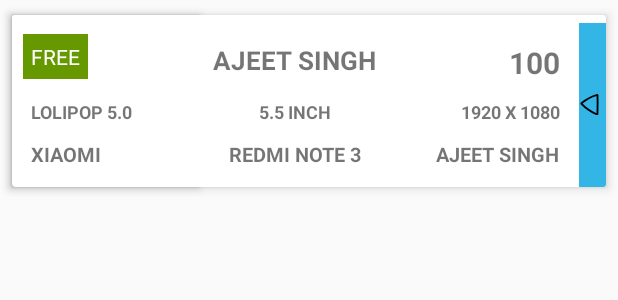
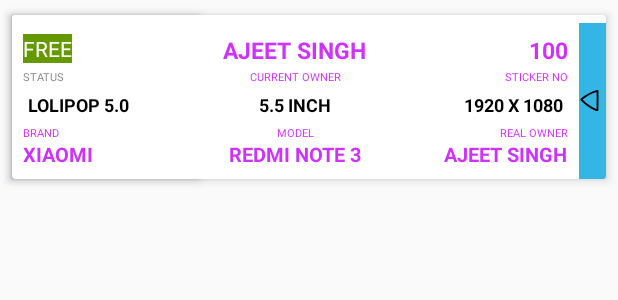
Before and after one commit to ajeet5zx/ShareMyDevice, an Android app: the layout android_list_item.xml on its own in the app's theme, with its tools: preview values and no code run, on a phone screen of 412 x 824 dp. Shown: the top 300 px of the screen. Run offline under Robolectric (Android 15) with nearby library versions, the phone set to English and light mode, and no system bars; plain views replace SwipeLayout.

Commit message:
UI modification and optimizations

```diff
--- a/app/src/main/java/com/singhnextjuggernaut/ajeetkumar/sharemydevice/AddDevices.java
+++ b/app/src/main/java/com/singhnextjuggernaut/ajeetkumar/sharemydevice/AddDevices.java
@@ -176,6 +176,7 @@ public class AddDevices extends AppCompatActivity {
 
                             Intent intent = new Intent(AddDevices.this, HomeActivity.class);
                             startActivity(intent);
+                            finish();
                         }
                     }, 1700);
                     //
--- a/app/src/main/java/com/singhnextjuggernaut/ajeetkumar/sharemydevice/HomeActivity.java
+++ b/app/src/main/java/com/singhnextjuggernaut/ajeetkumar/sharemydevice/HomeActivity.java
@@ -167,6 +167,7 @@ public class HomeActivity extends AppCompatActivity {
                 menu_profile.setOnClickListener(new View.OnClickListener() {
                     public void onClick(View v) {
                         Intent intent = new Intent(HomeActivity.this, profile.class);
+                        popupSort.dismiss();
                         startActivity(intent);
                     }
                 });
@@ -179,6 +180,7 @@ public class HomeActivity extends AppCompatActivity {
                 menu_android.setOnClickListener(new View.OnClickListener() {
                     public void onClick(View v) {
                         Intent intent = new Intent(HomeActivity.this, MyAndroidDevices.class);
+                        popupSort.dismiss();
                         startActivity(intent);
                     }
                 });
@@ -191,6 +193,7 @@ public class HomeActivity extends AppCompatActivity {
                 menu_about.setOnClickListener(new View.OnClickListener() {
                     public void onClick(View v) {
                         Intent intent = new Intent(HomeActivity.this, AboutSection.class);
+                        popupSort.dismiss();
                         startActivity(intent);
                     }
                 });
@@ -365,4 +368,5 @@ public class HomeActivity extends AppCompatActivity {
         super.onBackPressed();
         finish();
     }
+
 }
--- a/app/src/main/java/com/singhnextjuggernaut/ajeetkumar/sharemydevice/MainActivity.java
+++ b/app/src/main/java/com/singhnextjuggernaut/ajeetkumar/sharemydevice/MainActivity.java
@@ -39,6 +39,7 @@ public class MainActivity extends AppCompatActivity {
                 CommonData.updateFCMToken(FirebaseInstanceId.getInstance().getToken());
                 Intent intent = new Intent(MainActivity.this, com.singhnextjuggernaut.ajeetkumar.sharemydevice.register.class);
                 startActivity(intent);
+                finish();
 
             }
         });
--- a/app/src/main/java/com/singhnextjuggernaut/ajeetkumar/sharemydevice/MyAndroidDevices.java
+++ b/app/src/main/java/com/singhnextjuggernaut/ajeetkumar/sharemydevice/MyAndroidDevices.java
@@ -39,6 +39,7 @@ public class MyAndroidDevices extends AppCompatActivity {
 
     @Override
     protected void onCreate(Bundle savedInstanceState) {
+
         super.onCreate(savedInstanceState);
         setContentView(R.layout.activity_my_android_devices);
         adddevice = findViewById(R.id.android_add_button);
@@ -52,7 +53,7 @@ public class MyAndroidDevices extends AppCompatActivity {
         linearLayout = findViewById(R.id.my_android_devices);
         RecyclerView recyclerView = findViewById(R.id.my_android_devices_recycler);
 
-
+        // autologin();
         mSwipeRefreshLayout = findViewById(R.id.swipeToRefresh);
         mSwipeRefreshLayout.setOnRefreshListener(new SwipeRefreshLayout.OnRefreshListener() {
             public void onRefresh() {
--- a/app/src/main/java/com/singhnextjuggernaut/ajeetkumar/sharemydevice/MyAndroidDevicesAdapter.java
+++ b/app/src/main/java/com/singhnextjuggernaut/ajeetkumar/sharemydevice/MyAndroidDevicesAdapter.java
@@ -83,6 +83,7 @@ public class MyAndroidDevicesAdapter extends RecyclerView.Adapter<MyAndroidDevic
             holder.change_device_status.setChecked(false);
 
         }
+
         holder.tv_status.setText(status);
         //holder.tv_owner_name.setText(""+ ((AbstractMap<String,String>) device.getOwnerId()).get("name"));
         holder.tv_sticker_no.setText("" + device.getStickerNo());
@@ -91,11 +92,13 @@ public class MyAndroidDevicesAdapter extends RecyclerView.Adapter<MyAndroidDevic
         holder.tv_resolution.setText("" + device.getResolution());
         holder.tv_brand_name.setText("" + device.getBrand());
         holder.tv_model_name.setText("" + device.getModel());
+        holder.status_message.setText("Change status");
 
 
         holder.change_device_status.setOnCheckedChangeListener(new CompoundButton.OnCheckedChangeListener() {
             @Override
             public void onCheckedChanged(CompoundButton cb, boolean on) {
+                String status;
                 if (on) {
                     DeviceData deviceData = new DeviceData();
                     deviceData.setId(device.getId());
@@ -105,8 +108,14 @@ public class MyAndroidDevicesAdapter extends RecyclerView.Adapter<MyAndroidDevic
                     Snackbar snackbar = Snackbar
                             .make(linearLayout, "Device marked as FREE", Snackbar.LENGTH_LONG);
                     View snackbar_view = snackbar.getView();
-                    snackbar_view.setBackgroundResource(R.color.grey);
+                    snackbar_view.setBackgroundResource(R.color.green);
                     snackbar.show();
+
+                    status = "FREE";
+                    holder.tv_status.setBackgroundResource(R.color.green);
+                    holder.tv_status.setText(status);
+
+
                 } else {
 
                     DeviceData deviceData = new DeviceData();
@@ -115,10 +124,14 @@ public class MyAndroidDevicesAdapter extends RecyclerView.Adapter<MyAndroidDevic
                     deviceList.get(position).setAvailable(false);
                     changeStatus(deviceData);
                     Snackbar snackbar = Snackbar
-                            .make(linearLayout, "Device marked Not FREE", Snackbar.LENGTH_LONG);
+                            .make(linearLayout, "Device marked as BUSY", Snackbar.LENGTH_LONG);
                     View snackbar_view = snackbar.getView();
-                    snackbar_view.setBackgroundResource(R.color.grey);
+                    snackbar_view.setBackgroundResource(R.color.red);
                     snackbar.show();
+
+                    status = "NOT FREE";
+                    holder.tv_status.setText(status);
+                    holder.tv_status.setBackgroundResource(R.color.red);
                 }
                 Data data = CommonData.getRegisterationData();
                 data.setDeviceData(deviceList);
@@ -208,6 +221,7 @@ public class MyAndroidDevicesAdapter extends RecyclerView.Adapter<MyAndroidDevic
                 holder.upper_cardview.setCardBackgroundColor(mCtx.getResources().getColor(R.color.grey));
                 holder.change_device_status.setVisibility(View.GONE);
                 holder.return_button.setVisibility(View.VISIBLE);
+                holder.status_message.setText("return device!!");
                 // holder.bottom_cardview.setVisibility(View.INVISIBLE);
 //                RelativeLayout.LayoutParams parms = new RelativeLayout.LayoutParams(0,0);
 //                holder.bottom_layout.setLayoutParams(parms);
@@ -235,6 +249,7 @@ public class MyAndroidDevicesAdapter extends RecyclerView.Adapter<MyAndroidDevic
                 {
                     holder.change_device_status.setVisibility(View.GONE);
                     holder.tv_owner_name.setVisibility(View.VISIBLE);
+                    holder.status_message.setText("Message");
                     holder.tv_owner_name.setText("Your is assigned!!");
                 }
             }
@@ -253,11 +268,11 @@ public class MyAndroidDevicesAdapter extends RecyclerView.Adapter<MyAndroidDevic
             @Override
             public void onResponse(Call<ResponseMessage> call, Response<ResponseMessage> response) {
                 if (response.isSuccessful()) {
-                    Snackbar snackbar = Snackbar
-                            .make(linearLayout, "Device status changed", Snackbar.LENGTH_LONG);
-                    View snackbar_view = snackbar.getView();
-                    snackbar_view.setBackgroundResource(R.color.red);
-                    snackbar.show();
+//                    Snackbar snackbar = Snackbar
+//                            .make(linearLayout, "Device status changed", Snackbar.LENGTH_LONG);
+//                    View snackbar_view = snackbar.getView();
+//                    snackbar_view.setBackgroundResource(R.color.green);
+//                    snackbar.show();
 
                 } else {
                     Snackbar snackbar = Snackbar
@@ -277,7 +292,7 @@ public class MyAndroidDevicesAdapter extends RecyclerView.Adapter<MyAndroidDevic
 
     class ProductViewHolder extends RecyclerView.ViewHolder {
 
-        TextView tv_status, tv_owner_name, tv_sticker_no, tv_android_version, tv_screen_size, tv_resolution, tv_brand_name, tv_model_name, tv_current_owner;
+        TextView status_message, tv_status, tv_owner_name, tv_sticker_no, tv_android_version, tv_screen_size, tv_resolution, tv_brand_name, tv_model_name, tv_current_owner;
         Button return_device_button;
         CardView bottom_cardview, upper_cardview;
         LinearLayout swipe_card;
@@ -305,6 +320,7 @@ public class MyAndroidDevicesAdapter extends RecyclerView.Adapter<MyAndroidDevic
             upper_cardview = itemView.findViewById(R.id.android_list_item_cardview);
             swipe_card = itemView.findViewById(R.id.swipe_bar);
             return_button = itemView.findViewById(R.id.return_button);
+            status_message = itemView.findViewById(R.id.status_message);
 
         }
     }
--- a/app/src/main/java/com/singhnextjuggernaut/ajeetkumar/sharemydevice/register.java
+++ b/app/src/main/java/com/singhnextjuggernaut/ajeetkumar/sharemydevice/register.java
@@ -87,12 +87,12 @@ public class register extends AppCompatActivity {
                                                     @Override
                                                     public void run() {
 
-                                                        Intent intent = new Intent(register.this, loginActivity.class);
+                                                        Intent intent = new Intent(register.this, MainActivity.class);
                                                         startActivity(intent);
                                                         finish();
+
                                                     }
                                                 }, 1700);
-
 
                                             } else {
 
--- a/app/src/main/res/layout/activity_login.xml
+++ b/app/src/main/res/layout/activity_login.xml
@@ -87,7 +87,7 @@
                             android:layout_height="wrap_content"
                             android:layout_below="@id/enterUsername"
                             android:layout_marginLeft="20dp"
-                            android:maxLength="30"
+                            android:maxLength="40"
                             android:layout_marginRight="20dp"
                             android:paddingTop="15dp"
                             android:inputType="textEmailAddress"/>
--- a/app/src/main/res/layout/activity_register.xml
+++ b/app/src/main/res/layout/activity_register.xml
@@ -101,7 +101,7 @@
                             android:layout_width="match_parent"
                             android:layout_height="wrap_content"
                             android:layout_marginLeft="20dp"
-                            android:maxLength="20"
+                            android:maxLength="40"
                             android:layout_marginRight="20dp"
                             android:inputType="textEmailAddress"
                             android:paddingTop="10dp">
--- a/app/src/main/res/layout/android_list_item.xml
+++ b/app/src/main/res/layout/android_list_item.xml
@@ -72,7 +72,6 @@
                         android:layout_height="wrap_content"
                         android:layout_alignParentStart="true"
                         android:background="@android:color/holo_green_dark"
-                        android:padding="5dp"
                         android:text="FREE"
                         android:textColor="@color/cardview_light_background" />
 
@@ -81,10 +80,11 @@
                         android:layout_width="wrap_content"
                         android:layout_height="wrap_content"
                         android:layout_centerHorizontal="true"
-                        android:padding="5dp"
                         android:text="Ajeet Singh"
+                        android:paddingBottom="2dp"
                         android:textAllCaps="true"
-                        android:textSize="17sp"
+                        android:textColor="@color/dark_blue"
+                        android:textSize="15sp"
                         android:textStyle="bold"
 
 
@@ -95,10 +95,51 @@
                         android:layout_width="wrap_content"
                         android:layout_height="wrap_content"
                         android:layout_alignParentEnd="true"
-                        android:padding="5dp"
+                        android:paddingBottom="2dp"
+                        android:textColor="@color/dark_blue"
                         android:text="100"
-                        android:textSize="20sp"
+                        android:textSize="15sp"
                         android:textStyle="bold"
+
+                        />
+                </RelativeLayout>
+
+                <RelativeLayout
+                    android:layout_width="match_parent"
+                    android:layout_height="wrap_content">
+
+
+                    <TextView
+                        android:layout_width="wrap_content"
+                        android:layout_height="wrap_content"
+                        android:layout_alignParentStart="true"
+                        android:paddingBottom="2dp"
+                        android:text="Status"
+                        android:textAllCaps="true"
+                        android:textSize="7sp" />
+
+                    <TextView
+                        android:layout_width="wrap_content"
+                        android:layout_height="wrap_content"
+                        android:layout_centerHorizontal="true"
+                        android:paddingBottom="2dp"
+                        android:text="current owner"
+                        android:textAllCaps="true"
+                        android:textColor="@color/dark_blue"
+                        android:textSize="7sp"
+
+
+                        />
+
+                    <TextView
+                        android:layout_width="wrap_content"
+                        android:layout_height="wrap_content"
+                        android:layout_alignParentEnd="true"
+                        android:paddingBottom="2dp"
+                        android:text="sticker no"
+                        android:textAllCaps="true"
+                        android:textColor="@color/dark_blue"
+                        android:textSize="7sp"
 
                         />
                 </RelativeLayout>
@@ -116,8 +157,8 @@
                         android:layout_alignParentStart="true"
                         android:textAllCaps="true"
                         android:textSize="12sp"
-                        android:padding="5dp"
-
+                        android:padding="3dp"
+                        android:textColor="@color/purple"
                         android:text="Lolipop 5.0"
                         android:textStyle="bold" />
 
@@ -126,7 +167,8 @@
                         android:layout_width="wrap_content"
                         android:layout_height="wrap_content"
                         android:layout_centerHorizontal="true"
-                        android:padding="5dp"
+                        android:padding="3dp"
+                        android:textColor="@color/purple"
                         android:textAllCaps="true"
                         android:textSize="12sp"
                         android:text="5.5 INCH"
@@ -139,8 +181,9 @@
                         android:layout_width="wrap_content"
                         android:layout_height="wrap_content"
                         android:layout_alignParentEnd="true"
-                        android:padding="5dp"
+                        android:padding="3dp"
                         android:textAllCaps="true"
+                        android:textColor="@color/purple"
                         android:textSize="12sp"
                         android:text="1920 X 1080"
                         android:textStyle="bold"
@@ -148,6 +191,48 @@
                         />
 
 
+                </RelativeLayout>
+
+                <RelativeLayout
+                    android:layout_width="match_parent"
+                    android:layout_height="wrap_content">
+
+
+                    <TextView
+                        android:layout_width="wrap_content"
+                        android:layout_height="wrap_content"
+                        android:layout_alignParentStart="true"
+                        android:paddingTop="2dp"
+                        android:text="brand"
+                        android:textAllCaps="true"
+                        android:textColor="@color/orange"
+                        android:textSize="7sp" />
+
+                    <TextView
+                        android:layout_width="wrap_content"
+                        android:layout_height="wrap_content"
+                        android:layout_centerHorizontal="true"
+                        android:paddingTop="2dp"
+                        android:text="model"
+                        android:textAllCaps="true"
+                        android:textColor="@color/orange"
+                        android:textSize="7sp"
+
+
+                        />
+
+                    <TextView
+                        android:id="@+id/status_message"
+                        android:layout_width="wrap_content"
+                        android:layout_height="wrap_content"
+                        android:layout_alignParentEnd="true"
+                        android:paddingTop="2dp"
+                        android:text="real owner"
+                        android:textAllCaps="true"
+                        android:textColor="@color/orange"
+                        android:textSize="7sp"
+
+                        />
                 </RelativeLayout>
 
 
@@ -162,10 +247,10 @@
                         android:layout_width="wrap_content"
                         android:layout_height="wrap_content"
                         android:layout_alignParentStart="true"
-                        android:padding="5dp"
                         android:text="XIAOMI"
                         android:textAllCaps="true"
                         android:textSize="13sp"
+                        android:textColor="@color/orange"
                         android:textStyle="bold" />
 
                     <TextView
@@ -173,9 +258,9 @@
                         android:layout_width="wrap_content"
                         android:layout_height="wrap_content"
                         android:layout_centerHorizontal="true"
-                        android:padding="5dp"
                         android:text="Redmi note 3"
                         android:textAllCaps="true"
+                        android:textColor="@color/orange"
                         android:textSize="13sp"
                         android:textStyle="bold"
 
@@ -189,15 +274,14 @@
                             android:id="@+id/change_status"
                             android:layout_width="wrap_content"
                             android:layout_height="wrap_content"
-                            android:padding="5dp"
                             android:visibility="gone"
                             />
                         <TextView
                             android:layout_width="wrap_content"
                             android:layout_height="wrap_content"
                             android:id="@+id/owner_name"
-                            android:padding="5dp"
                             android:textAllCaps="true"
+                            android:textColor="@color/orange"
                             android:textSize="13sp"
                             android:text="Ajeet Singh"
                             android:textStyle="bold"
@@ -216,6 +300,43 @@
 
 
                 </RelativeLayout>
+                <!--<RelativeLayout-->
+                <!--android:layout_width="match_parent"-->
+                <!--android:layout_height="wrap_content">-->
+
+
+                <!--<TextView-->
+                <!--android:layout_width="wrap_content"-->
+                <!--android:layout_height="wrap_content"-->
+                <!--android:layout_alignParentStart="true"-->
+                <!--android:padding="2dp"-->
+                <!--android:textAllCaps="true"-->
+                <!--android:textSize="7sp"-->
+                <!--android:text="Status"-->
+                <!--/>-->
+
+                <!--<TextView-->
+                <!--android:layout_width="wrap_content"-->
+                <!--android:layout_height="wrap_content"-->
+                <!--android:layout_centerHorizontal="true"-->
+                <!--android:padding="2dp"-->
+                <!--android:text="current owner"-->
+                <!--android:textAllCaps="true"-->
+                <!--android:textSize="7sp"-->
+
+
+                <!--/>-->
+
+                <!--<TextView-->
+                <!--android:layout_width="wrap_content"-->
+                <!--android:layout_height="wrap_content"-->
+                <!--android:layout_alignParentEnd="true"-->
+                <!--android:padding="2dp"-->
+                <!--android:text="sticker no"-->
+                <!--android:textSize="7sp"-->
+
+                <!--/>-->
+                <!--</RelativeLayout>-->
 
 
             </LinearLayout>
--- a/app/src/main/res/values/colors.xml
+++ b/app/src/main/res/values/colors.xml
@@ -6,4 +6,7 @@
     <color name="red">#C21807</color>
     <color name="green">#4CBB17</color>
     <color name="grey">#C0C0C0</color>
+    <color name="purple">#000000</color>
+    <color name="dark_blue">#cc33ff</color>
+    <color name="orange">#cc33ff</color>
 </resources>
```
